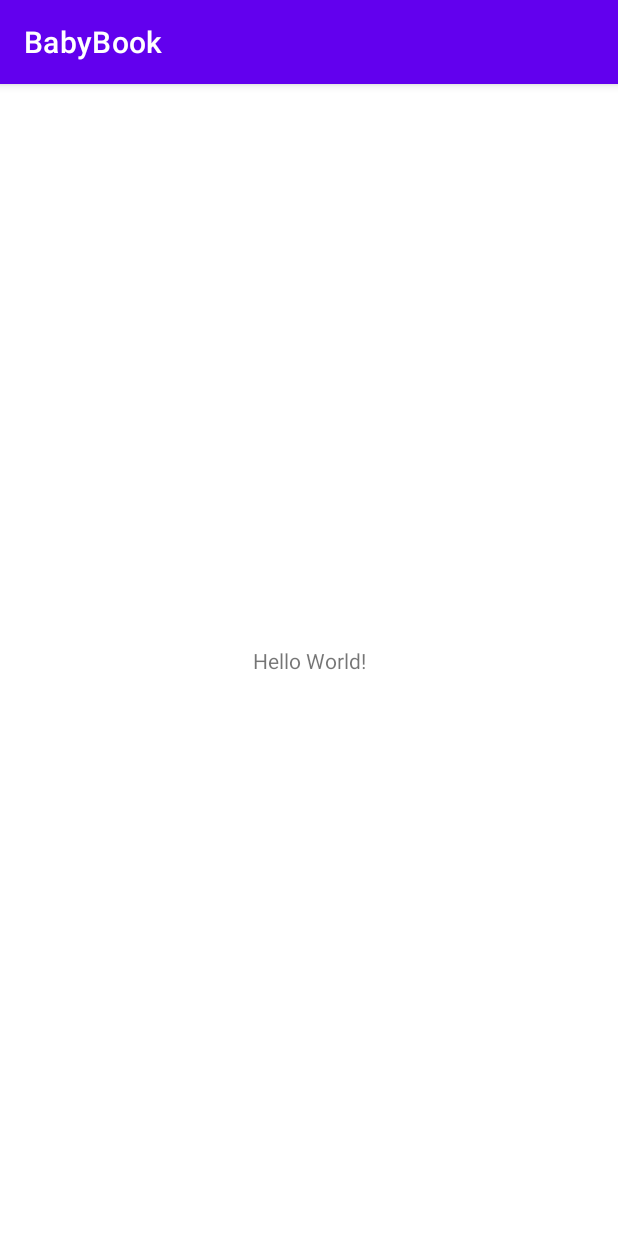
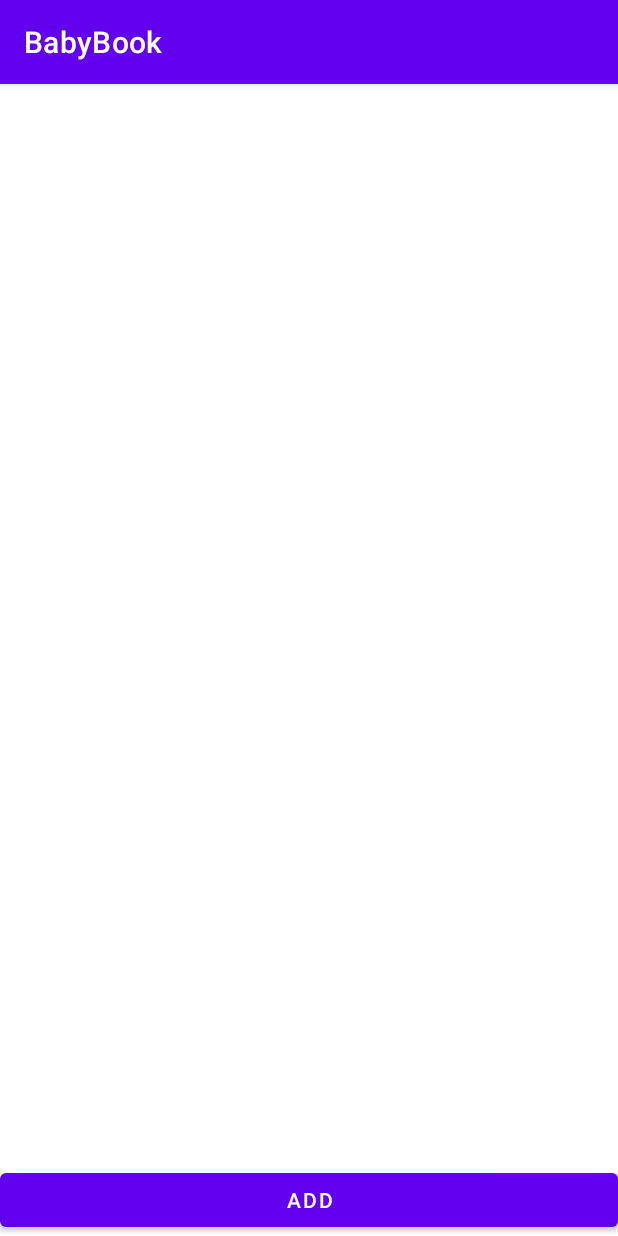
Before and after one commit to YongHo-Mun/BabyBook, an Android app: the screen it shows after launch (MainActivity), on a phone screen of 412 x 824 dp. Run offline under Robolectric (Android 15) with nearby library versions, the phone set to English and light mode, and no system bars; our stand-ins replace Room's generated code.

Commit message:
MVVM Setting
YongHo-Mun

```diff
--- a/app/src/main/AndroidManifest.xml
+++ b/app/src/main/AndroidManifest.xml
@@ -10,6 +10,9 @@
         android:supportsRtl="true"
         android:theme="@style/Theme.BabyBook">
         <activity
+            android:name=".PageActivity"
+            android:exported="true" />
+        <activity
             android:name=".MainActivity"
             android:exported="true">
             <intent-filter>
--- a/app/src/main/java/com/yongho/babybook/MainActivity.kt
+++ b/app/src/main/java/com/yongho/babybook/MainActivity.kt
@@ -1,11 +1,69 @@
 package com.yongho.babybook
 
+import android.content.Intent
 import androidx.appcompat.app.AppCompatActivity
 import android.os.Bundle
+import androidx.appcompat.app.AlertDialog
+import androidx.lifecycle.ViewModelProvider
+import androidx.recyclerview.widget.LinearLayoutManager
+import com.yongho.babybook.databinding.ActivityMainBinding
+import com.yongho.babybook.entity.Page
+import com.yongho.babybook.viewmodel.PageViewModel
 
 class MainActivity : AppCompatActivity() {
+
+    private val pageViewModel by lazy {
+        ViewModelProvider(this).get(PageViewModel::class.java)
+    }
+
+    private val binding by lazy {
+        ActivityMainBinding.inflate(layoutInflater)
+    }
+
     override fun onCreate(savedInstanceState: Bundle?) {
         super.onCreate(savedInstanceState)
-        setContentView(R.layout.activity_main)
+        setContentView(binding.root)
+
+        initRecyclerView()
+        setBtnListener()
+    }
+
+    private fun initRecyclerView() {
+        val adapter = PageAdapter({ page ->
+            val intent = Intent(this, PageActivity::class.java).apply {
+                putExtra(PageActivity.EXTRA_PAGE_DATE, page.date)
+                putExtra(PageActivity.EXTRA_PAGE_CONTENT, page.content)
+            }
+
+            startActivity(intent)
+
+        }, { page ->
+            showDeleteDialog(page)
+        })
+
+        binding.pageList.adapter = adapter
+        binding.pageList.layoutManager = LinearLayoutManager(this)
+        binding.pageList.setHasFixedSize(true)
+
+        pageViewModel.getAll().observe(this) { pages ->
+            adapter.setPages(pages)
+        }
+    }
+
+    private fun setBtnListener() {
+        binding.addButton.setOnClickListener {
+            startActivity(Intent(this, PageActivity::class.java))
+        }
+    }
+
+    private fun showDeleteDialog(page: Page) {
+        val builder = AlertDialog.Builder(this)
+        builder.setMessage("Delete selected page?")
+            .setNegativeButton("NO") { _, _ -> }
+            .setPositiveButton("YES") { _, _ ->
+                pageViewModel.delete(page)
+            }
+
+        builder.show()
     }
 }
--- /dev/null
+++ b/app/src/main/java/com/yongho/babybook/PageAdapter.kt
@@ -0,0 +1,45 @@
+package com.yongho.babybook
+
+import android.view.LayoutInflater
+import android.view.ViewGroup
+import androidx.recyclerview.widget.RecyclerView
+import com.yongho.babybook.databinding.PageItemBinding
+import com.yongho.babybook.entity.Page
+
+class PageAdapter(private val pageItemClick: (Page) -> Unit, private val pageItemLongClick: (Page) -> Unit) : RecyclerView.Adapter<PageAdapter.ViewHolder>() {
+
+    private var pages = listOf<Page>()
+
+    override fun onCreateViewHolder(parent: ViewGroup, viewType: Int): PageAdapter.ViewHolder {
+        val binding = PageItemBinding.inflate(LayoutInflater.from(parent.context), parent, false)
+        return ViewHolder(binding)
+    }
+
+    override fun onBindViewHolder(holder: PageAdapter.ViewHolder, position: Int) {
+        holder.bind(pages[position])
+    }
+
+    override fun getItemCount(): Int {
+        return pages.size
+    }
+
+    fun setPages(pages: List<Page>) {
+        this.pages = pages
+    }
+
+    inner class ViewHolder(private val binding: PageItemBinding): RecyclerView.ViewHolder(binding.root) {
+        fun bind(page: Page) {
+            binding.date.text = page.date
+            binding.content.text = page.content
+
+            itemView.setOnClickListener {
+                pageItemClick(page)
+            }
+
+            itemView.setOnLongClickListener {
+                pageItemLongClick(page)
+                true
+            }
+        }
+    }
+}
--- /dev/null
+++ b/app/src/main/java/com/yongho/babybook/dao/PageDao.kt
@@ -0,0 +1,17 @@
+package com.yongho.babybook.dao
+
+import androidx.lifecycle.LiveData
+import androidx.room.*
+import com.yongho.babybook.entity.Page
+
+@Dao
+interface PageDao {
+    @Query("SELECT * FROM page ORDER BY date DESC")
+    fun getAll(): LiveData<List<Page>>
+
+    @Insert(onConflict = OnConflictStrategy.REPLACE)
+    fun insert(page: Page)
+
+    @Delete
+    fun delete(page: Page)
+}
--- /dev/null
+++ b/app/src/main/java/com/yongho/babybook/database/PageDatabase.kt
@@ -0,0 +1,28 @@
+package com.yongho.babybook.database
+
+import android.content.Context
+import androidx.room.Database
+import androidx.room.Room
+import androidx.room.RoomDatabase
+import com.yongho.babybook.dao.PageDao
+import com.yongho.babybook.entity.Page
+
+@Database(entities = [Page::class], version = 1)
+abstract class PageDatabase: RoomDatabase() {
+    abstract fun pageDao(): PageDao
+
+    companion object {
+        private var INSTANCE: PageDatabase? = null
+
+        fun getInstance(context: Context): PageDatabase {
+
+            if (INSTANCE == null) {
+                synchronized(PageDatabase::class) {
+                    INSTANCE = Room.databaseBuilder(context.applicationContext, PageDatabase::class.java, "page").build()
+                }
+            }
+
+            return INSTANCE!!
+        }
+    }
+}
--- /dev/null
+++ b/app/src/main/java/com/yongho/babybook/repository/PageRepository.kt
@@ -0,0 +1,33 @@
+package com.yongho.babybook.repository
+
+import android.app.Application
+import androidx.lifecycle.LiveData
+import com.yongho.babybook.database.PageDatabase
+import com.yongho.babybook.entity.Page
+import kotlinx.coroutines.CoroutineScope
+import kotlinx.coroutines.Dispatchers
+import kotlinx.coroutines.launch
+
+class PageRepository(application: Application) {
+    private val pageDatabase = PageDatabase.getInstance(application)
+    private val pageDao = pageDatabase.pageDao()
+    private val pages = pageDao.getAll()
+
+    private val dbIOCoroutineScope = CoroutineScope(Dispatchers.IO)
+
+    fun getAll(): LiveData<List<Page>> {
+        return pages
+    }
+
+    fun insert(page: Page) {
+        dbIOCoroutineScope.launch {
+            pageDao.insert(page)
+        }
+    }
+
+    fun delete(page: Page) {
+        dbIOCoroutineScope.launch {
+            pageDao.delete(page)
+        }
+    }
+}
--- /dev/null
+++ b/app/src/main/java/com/yongho/babybook/viewmodel/PageViewModel.kt
@@ -0,0 +1,25 @@
+package com.yongho.babybook.viewmodel
+
+import android.app.Application
+import androidx.lifecycle.AndroidViewModel
+import androidx.lifecycle.LiveData
+import com.yongho.babybook.entity.Page
+import com.yongho.babybook.repository.PageRepository
+
+class PageViewModel(application: Application) : AndroidViewModel(application) {
+
+    private val repository = PageRepository(application)
+    private val pages = repository.getAll()
+
+    fun getAll(): LiveData<List<Page>> {
+        return this.pages
+    }
+
+    fun insert(page: Page) {
+        repository.insert(page)
+    }
+
+    fun delete(page: Page) {
+        repository.delete(page)
+    }
+}
--- a/app/src/main/res/layout/activity_main.xml
+++ b/app/src/main/res/layout/activity_main.xml
@@ -6,13 +6,22 @@
     android:layout_height="match_parent"
     tools:context=".MainActivity">
 
-    <TextView
-        android:layout_width="wrap_content"
+    <androidx.recyclerview.widget.RecyclerView
+        android:id="@+id/page_list"
+        android:layout_width="match_parent"
+        android:layout_height="match_parent"
+        app:layout_constraintTop_toTopOf="parent"
+        app:layout_constraintStart_toStartOf="parent"
+        app:layout_constraintEnd_toEndOf="parent"
+        app:layout_constraintBottom_toBottomOf="@+id/add_button"/>
+
+    <Button
+        android:id="@+id/add_button"
+        android:text="Add"
+        android:layout_width="match_parent"
         android:layout_height="wrap_content"
-        android:text="Hello World!"
         app:layout_constraintBottom_toBottomOf="parent"
-        app:layout_constraintLeft_toLeftOf="parent"
-        app:layout_constraintRight_toRightOf="parent"
-        app:layout_constraintTop_toTopOf="parent" />
+        app:layout_constraintStart_toStartOf="parent"
+        app:layout_constraintEnd_toEndOf="parent"/>
 
 </androidx.constraintlayout.widget.ConstraintLayout>
```
Also changed, not shown: app/build.gradle (+28 -1 lines), app/src/main/java/com/yongho/babybook/PageActivity.kt (added, +55 -0 lines), app/src/main/java/com/yongho/babybook/entity/Page.kt (added, +13 -0 lines), app/src/main/res/layout/activity_page.xml (added, +40 -0 lines), app/src/main/res/layout/page_item.xml (added, +36 -0 lines).
